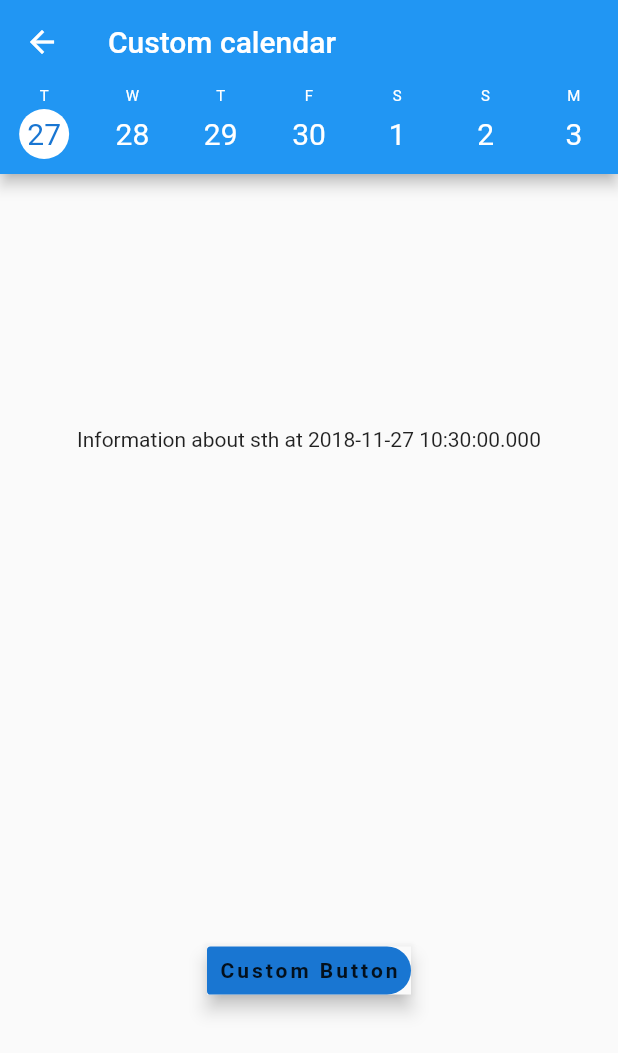
After one commit to MaxiSonntag/UIStandards_Flutter, a Flutter app: the CustomElementsPage screen opened directly, on a phone screen of 412 x 824 dp. The commit adds this screen. Shown: the top 1053 px of the screen. Run offline on Flutter 3.47's test engine with Material 2 defaults, Android fonts, the phone set to English and light mode, and no system bars; our stand-ins replace charts_flutter, flutter_local_notifications, image_picker.

Commit message:
Added custom elements page

```diff
--- /dev/null
+++ b/lib/custom_elements/calendar/custom_calendar.dart
@@ -0,0 +1,43 @@
+import 'package:flutter/material.dart';
+
+class CustomCalendar extends StatefulWidget implements PreferredSizeWidget{
+
+  final IndexedWidgetBuilder builder;
+  final int itemCount;
+  final int initialSelectionIndex;
+
+  CustomCalendar({this.itemCount, this.builder, this.initialSelectionIndex});
+
+  @override
+  State createState() {
+    return CustomCalendarState();
+  }
+
+  @override
+  Size get preferredSize{
+    return Size.fromHeight(60.0);
+  }
+}
+
+class CustomCalendarState extends State<CustomCalendar>{
+
+  ScrollController _scrollCtrl;
+
+
+
+
+  @override
+  Widget build(BuildContext context) {
+    _scrollCtrl = ScrollController(initialScrollOffset: widget.initialSelectionIndex * (MediaQuery.of(context).size.width / 7));
+    return Container(
+      color: Theme.of(context).primaryColor,
+      height: 60.0,
+      child: ListView.builder(
+          scrollDirection: Axis.horizontal,
+          controller: _scrollCtrl,
+          itemCount: widget.itemCount,
+          itemBuilder: widget.builder
+      ),
+    );
+  }
+}
--- /dev/null
+++ b/lib/custom_elements/calendar/custom_calendar_element.dart
@@ -0,0 +1,64 @@
+import 'package:flutter/material.dart';
+import 'package:ui_standards_flutter/enums.dart';
+
+class CustomCalendarElement extends StatelessWidget{
+
+  final DateTime date;
+  final bool selected;
+
+  TextStyle _weekdayStyle;
+  TextStyle _dayStyle;
+  TextStyle _selectedDayStyle;
+
+
+  CustomCalendarElement({@required this.date, @required this.selected});
+
+
+  @override
+  Widget build(BuildContext context) {
+
+    _weekdayStyle = TextStyle(fontSize: 10.0, color: Theme.of(context).accentColor);
+    _dayStyle = TextStyle(fontSize: 20.0, color: Theme.of(context).accentColor);
+    _selectedDayStyle = TextStyle(fontSize: 20.0, color: Theme.of(context).primaryColorDark);
+
+    return Container(
+      margin: EdgeInsets.only(bottom: 10.0),
+      width: MediaQuery.of(context).size.width / 7,
+      child: Column(
+        children: <Widget>[
+          Expanded(
+            flex: 1,
+            child: Center(
+              child: Text("${weekdays[(date.weekday - 1)][0]}", style: _weekdayStyle,),
+            ),
+          ),
+          Expanded(
+            flex: 2,
+            child: Center(
+              child: Container(
+                width: MediaQuery.of(context).size.width / 10,
+                height: MediaQuery.of(context).size.width / 10,
+                decoration: _getSelectionDecoration(),
+                child: Center(
+                  child: Text("${date.day}", style: selected ? _selectedDayStyle : _dayStyle),
+                ),
+              ),
+            ),
+          )
+        ],
+      ),
+    );
+  }
+
+
+  BoxDecoration _getSelectionDecoration() {
+    if (selected) {
+      final selectionColor = Colors.white;
+      return BoxDecoration(
+        shape: BoxShape.circle,
+        color: selectionColor,
+      );
+    }
+    return null;
+  }
+}
--- /dev/null
+++ b/lib/custom_elements/custom_button.dart
@@ -0,0 +1,58 @@
+import 'package:flutter/material.dart';
+
+class CustomButton extends StatefulWidget{
+
+  final Text child;
+  final VoidCallback onTap;
+
+
+  CustomButton({this.child, this.onTap});
+
+  @override
+  State createState() {
+    return CustomButtonState();
+  }
+}
+
+class CustomButtonState extends State<CustomButton>{
+
+  var isKeyDown = false;
+
+
+  @override
+  Widget build(BuildContext context) {
+
+    return GestureDetector(
+      onTap: widget.onTap,
+      onTapDown: (details){
+        setState(() {
+          isKeyDown = true;
+        });
+      },
+        onTapUp: (details){
+        setState(() {
+          isKeyDown = false;
+        });
+        },
+      child: Material(
+        elevation: _getElevation(),
+        child: Container(
+            padding: EdgeInsets.all(8.0),
+            decoration: BoxDecoration(
+              color: Theme.of(context).primaryColorDark,
+              shape: BoxShape.rectangle,
+              borderRadius: BorderRadius.horizontal(right: Radius.circular(20.0), left: Radius.circular(3.0)),
+            ),
+            child: widget.child
+        ),
+      )
+    );
+  }
+
+  double _getElevation(){
+    if(this.isKeyDown){
+      return 1.0;
+    }
+    return 5.0;
+  }
+}
--- /dev/null
+++ b/lib/custom_elements/custom_elements_page.dart
@@ -0,0 +1,73 @@
+import 'package:flutter/material.dart';
+import 'package:ui_standards_flutter/custom_elements/calendar/custom_calendar_element.dart';
+import 'package:ui_standards_flutter/custom_elements/calendar/custom_calendar.dart';
+import 'custom_button.dart';
+
+class CustomElementsPage extends StatefulWidget {
+  DateTime selectedDate = DateTime.now();
+  List<DateTime> items;
+  int selectedItem = 0;
+
+  @override
+  State createState() {
+    var startDate = DateTime.now().subtract(Duration(days: 50));
+    items = List.generate(100, (index) {
+      startDate = startDate.add(Duration(days: 1));
+      return startDate;
+    });
+    selectedItem = items.indexOf(items.firstWhere((item) {
+      return item.difference(DateTime.now()).abs() < Duration(seconds: 20);
+    }));
+
+    return CustomElementsPageState();
+  }
+}
+
+class CustomElementsPageState extends State<CustomElementsPage> {
+  @override
+  Widget build(BuildContext context) {
+    return Scaffold(
+        appBar: AppBar(
+          title: Text("Custom calendar"),
+          bottom: CustomCalendar(
+            itemCount: widget.items.length,
+            initialSelectionIndex: widget.selectedItem,
+            builder: (context, index) {
+              return GestureDetector(
+                  onTap: () {
+                    setState(() {
+                      widget.selectedItem = index;
+                      widget.selectedDate = widget.items[index];
+                    });
+                  },
+                  child: Theme(
+                    data: Theme.of(context).copyWith(accentColor: Colors.white),
+                    child: CustomCalendarElement(
+                      date: widget.items[index],
+                      selected: widget.selectedItem == index,
+                    ),
+                  ));
+            },
+          ),
+        ),
+        body: Column(
+          children: <Widget>[
+            Flexible(
+              flex: 1,
+              child: Center(
+                child: Text("Information about sth at ${widget.selectedDate}"),
+              ),
+            ),
+            Flexible(
+                flex: 1,
+                child: Center(
+                  child: CustomButton(
+                    child: Text("Custom Button", style: TextStyle(fontWeight: FontWeight.bold, letterSpacing: 2.0),),
+                  )
+                )
+            )
+          ],
+        )
+    );
+  }
+}
--- a/lib/enums.dart
+++ b/lib/enums.dart
@@ -6,7 +6,8 @@ enum DrawerItems{
   Charts,
   Input,
   Themes,
-  ScreenSizes
+  ScreenSizes,
+  CustomElements
 }
 
 enum ChartTypes{
@@ -19,3 +20,5 @@ enum TextStyles{
   Success,
   Failure
 }
+
+List<String> weekdays = ["Monday", "Tuesday", "Wednesday", "Thursday", "Friday", "Saturday", "Sunday"];
--- a/lib/main.dart
+++ b/lib/main.dart
@@ -15,6 +15,7 @@ import 'package:ui_standards_flutter/inputs/inputs_page.dart';
 import 'package:ui_standards_flutter/tabs/tabs_page.dart';
 import 'package:ui_standards_flutter/themes/theme_page.dart';
 import 'package:ui_standards_flutter/screens/screen_page.dart';
+import 'custom_elements/custom_elements_page.dart';
 import 'enums.dart';
 
 FlutterLocalNotificationsPlugin flutterLocalNotificationsPlugin;
@@ -65,6 +66,10 @@ class _MyHomePageState extends State<MyApp> with SingleTickerProviderStateMixin
 
       if(item == DrawerItems.ScreenSizes){
         Navigator.push(context, MaterialPageRoute(builder: (context){return ScreenPage();}));
+        return;
+      }
+      else if(item == DrawerItems.CustomElements){
+        Navigator.push(context, MaterialPageRoute(builder: (context){return CustomElementsPage();}));
         return;
       }
 
@@ -162,6 +167,15 @@ class _MyHomePageState extends State<MyApp> with SingleTickerProviderStateMixin
                   _tappedNavigationItem(DrawerItems.ScreenSizes);
                 },
               ),
+              ListTile(
+                selected: DrawerItems.CustomElements == _selectedDrawerItem,
+                leading: Icon(Icons.style),
+                title: Text("Custom elements"),
+                onTap: (){
+                  Navigator.pop(context);
+                  _tappedNavigationItem(DrawerItems.CustomElements);
+                },
+              ),
             ],
           ),
         ),
@@ -178,6 +192,7 @@ class _MyHomePageState extends State<MyApp> with SingleTickerProviderStateMixin
       case DrawerItems.Input: return InputPage();
       case DrawerItems.Themes: return ThemePage();
       case DrawerItems.ScreenSizes: return ScreenPage();
+      case DrawerItems.CustomElements: return CustomElementsPage();
       default: return new ContactList(_contacts);
     }
   }
```
